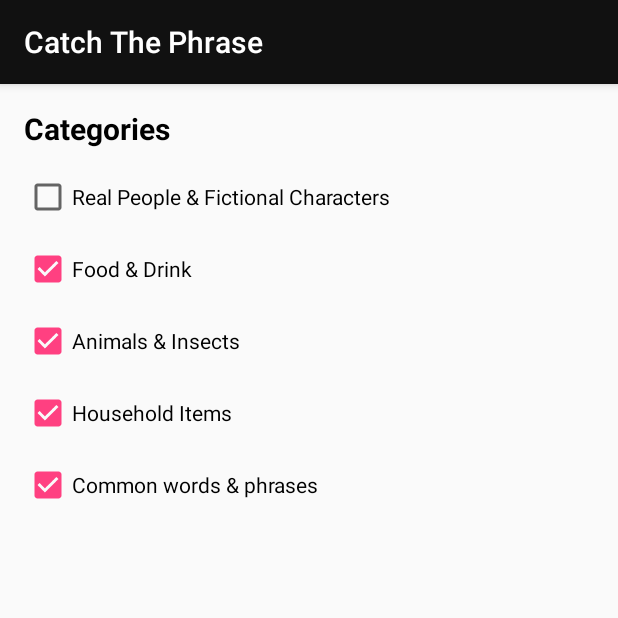
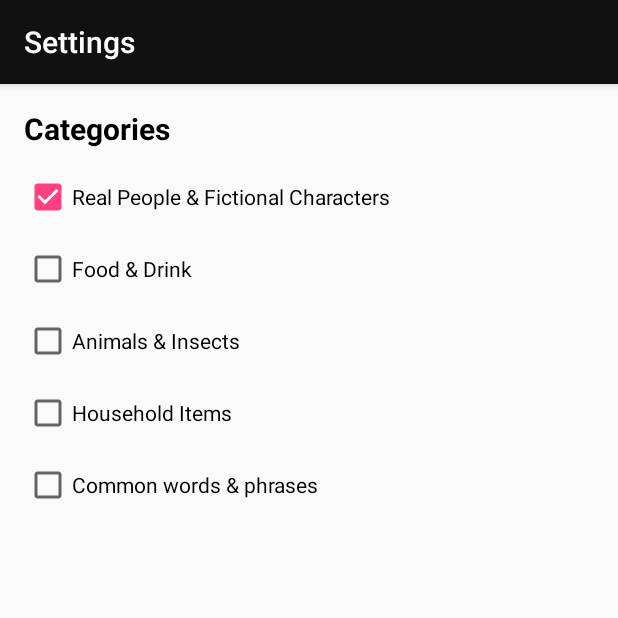
Before and after one commit to kwdiggs/catch_the_phrase, an Android app: the SettingsActivity screen opened directly, with no data from a screen before it, after a tap on an icon or button, on a phone screen of 412 x 824 dp, the top half of it. Run offline under Robolectric (Android 15) with nearby library versions, the phone set to English and light mode, and no system bars.

Commit message:
disallow fullscreen on How To Play & Settings, change labels for these activities

```diff
--- a/app/src/main/AndroidManifest.xml
+++ b/app/src/main/AndroidManifest.xml
@@ -2,7 +2,7 @@
 <manifest xmlns:android="http://schemas.android.com/apk/res/android"
     package="com.diggs.keenan.catchthephrase">
 
-    <!-- Only used in GameplayActivity -->
+    <!-- Only utilized in GameplayActivity -->
     <uses-permission android:name="android.permission.WAKE_LOCK" />
     <uses-permission android:name="android.permission.VIBRATE" />
 
@@ -25,11 +25,15 @@
             </intent-filter>
         </activity>
         <activity android:name=".ScoreboardActivity" />
-        <activity android:name=".InstructionActivity" />
+        <activity
+            android:name=".InstructionActivity"
+            android:label="@string/how_to_play"/>
         <activity
             android:name=".FanfareActivity"
             android:screenOrientation="portrait" />
-        <activity android:name=".SettingsActivity"></activity>
+        <activity
+            android:name=".SettingsActivity"
+            android:label="@string/settings_activity" />
     </application>
 
 </manifest>
--- a/app/src/main/java/com/diggs/keenan/catchthephrase/SettingsActivity.java
+++ b/app/src/main/java/com/diggs/keenan/catchthephrase/SettingsActivity.java
@@ -3,18 +3,30 @@ package com.diggs.keenan.catchthephrase;
 import android.content.SharedPreferences;
 import android.support.v7.app.AppCompatActivity;
 import android.os.Bundle;
+import android.util.Log;
 import android.view.View;
 import android.widget.CheckBox;
+
+import java.util.Map;
 
 public class SettingsActivity extends AppCompatActivity {
 
     SharedPreferences preferences;
     SharedPreferences.Editor editor;
 
+    CheckBox people;
+    CheckBox food;
+    CheckBox animals;
+    CheckBox household;
+    CheckBox words;
+
     @Override
     protected void onCreate(Bundle savedInstanceState) {
         super.onCreate(savedInstanceState);
         setContentView(R.layout.activity_settings);
+
+        parameterizeCheckBoxes();
+        setBoxPreferences();
     }
 
     public void onCheckboxClicked(View view) {
@@ -25,7 +37,7 @@ public class SettingsActivity extends AppCompatActivity {
         boolean checked = ((CheckBox) view).isChecked();
 
         // determine which box was selected
-        switch(view.getId()) {
+        switch (view.getId()) {
             case R.id.checkbox_people:
                 if (checked)
                     editor.putBoolean("sublist_people", true).apply();
@@ -57,5 +69,32 @@ public class SettingsActivity extends AppCompatActivity {
                     editor.putBoolean("sublist_words", false).apply();
                 break;
         }
+        Map<String, ?> keys = preferences.getAll();
+        for (Map.Entry<String, ?> entry : keys.entrySet()) {
+            Log.d("map values", entry.getKey() + ": " + entry.getValue().toString());
+        }
+    }
+
+    private void parameterizeCheckBoxes() {
+        people = (CheckBox) findViewById(R.id.checkbox_people);
+        food = (CheckBox) findViewById(R.id.checkbox_food);
+        animals = (CheckBox) findViewById(R.id.checkbox_animals);
+        household = (CheckBox) findViewById(R.id.checkbox_household);
+        words = (CheckBox) findViewById(R.id.checkbox_words);
+    }
+
+    private void setBoxPreferences() {
+        preferences = getPreferences(MODE_PRIVATE);
+
+        people.setChecked(preferences.getBoolean("sublist_people", false));
+        food.setChecked(preferences.getBoolean("sublist_food", false));
+        animals.setChecked(preferences.getBoolean("sublist_animals", false));
+        household.setChecked(preferences.getBoolean("sublist_household", false));
+        words.setChecked(preferences.getBoolean("sublist_words", false));
+    }
+
+    @Override
+    protected void onResume() {
+        super.onResume();
     }
 }
--- a/app/src/main/res/values/strings.xml
+++ b/app/src/main/res/values/strings.xml
@@ -1,5 +1,6 @@
 <resources>
     <string name="app_name">Catch The Phrase</string>
+    <string name="settings_activity">Settings</string>
 
     <!-- main menu labels -->
     <string name="play">New Game</string>
```
